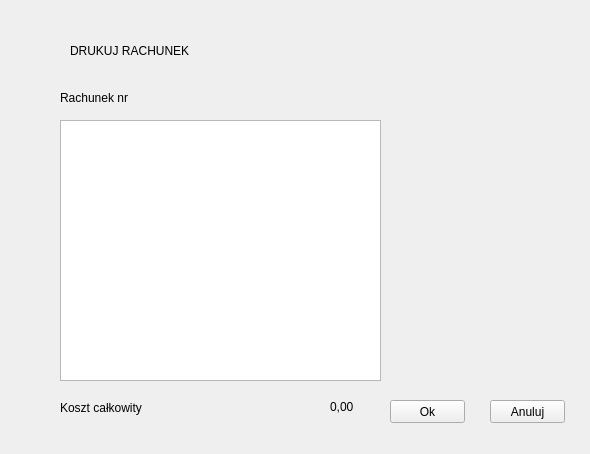
Before: the Qt Designer form print_bill_window.ui in justynak/dbar_barman, drawn with Qt 5.
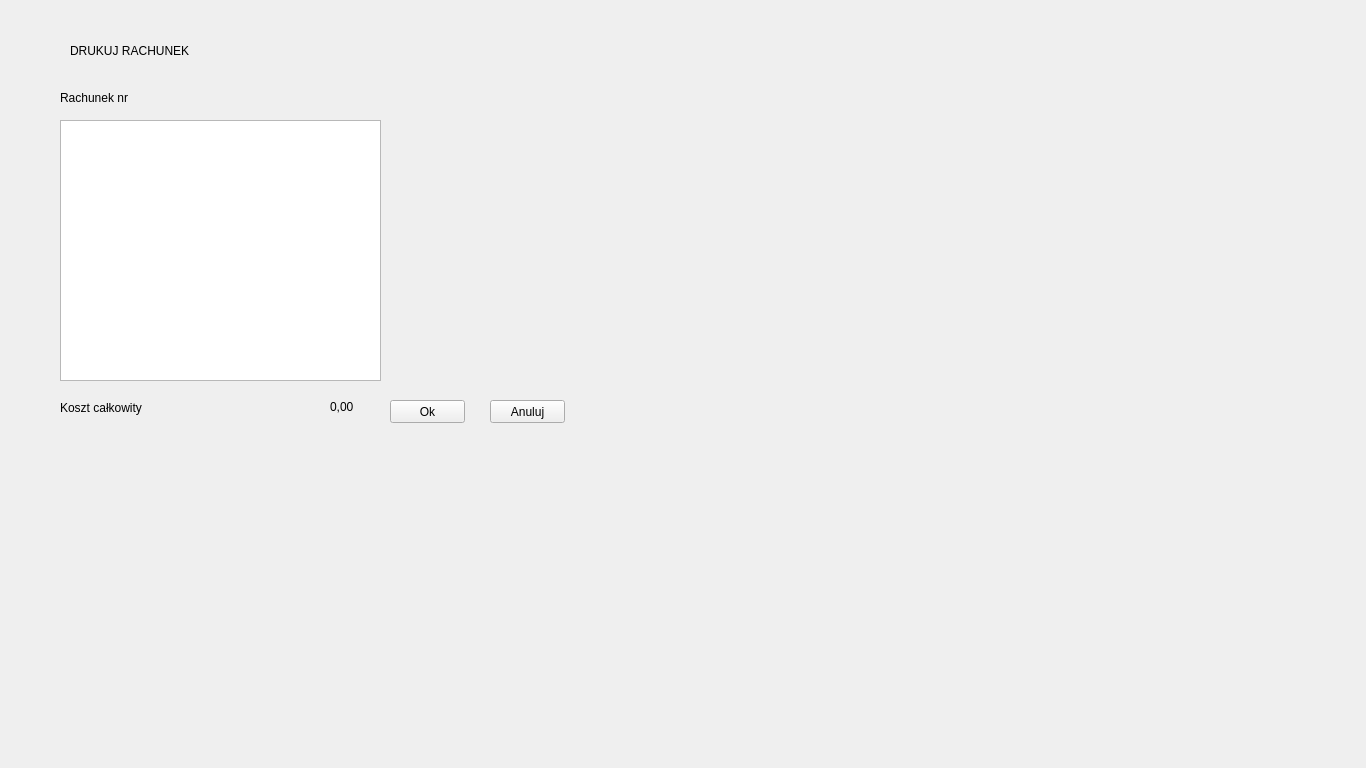
After: the same form once the commit is applied.

```diff
--- a/print_bill_window.ui
+++ b/print_bill_window.ui
@@ -6,8 +6,8 @@
    <rect>
     <x>0</x>
     <y>0</y>
-    <width>590</width>
-    <height>454</height>
+    <width>1366</width>
+    <height>768</height>
    </rect>
   </property>
   <property name="windowTitle">
```
